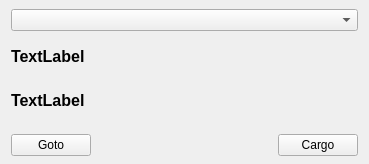
The window that QtClient/fleets_in_orbit_widget.ui (vkholodkov/freestars) describes before a commit, drawn with Qt 5.
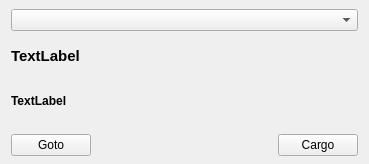
The same window after the commit.

```diff
--- a/QtClient/fleets_in_orbit_widget.ui
+++ b/QtClient/fleets_in_orbit_widget.ui
@@ -31,8 +31,8 @@
     <widget class="QLabel" name="label">
      <property name="font">
       <font>
-       <family>Arial</family>
-       <pointsize>12</pointsize>
+       <family>Ubuntu</family>
+       <pointsize>11</pointsize>
        <weight>75</weight>
        <bold>true</bold>
       </font>
@@ -46,8 +46,6 @@
     <widget class="QLabel" name="label_2">
      <property name="font">
       <font>
-       <family>Arial</family>
-       <pointsize>12</pointsize>
        <weight>75</weight>
        <bold>true</bold>
       </font>
```
Left out of the diff: 4 changed lines with no effect on the pictures.
